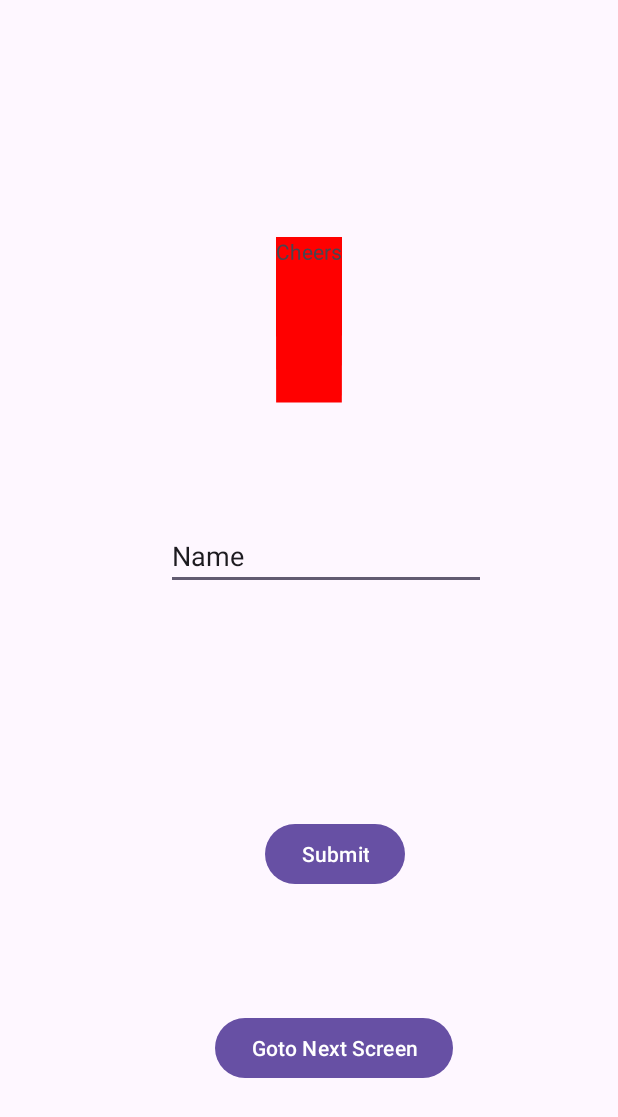
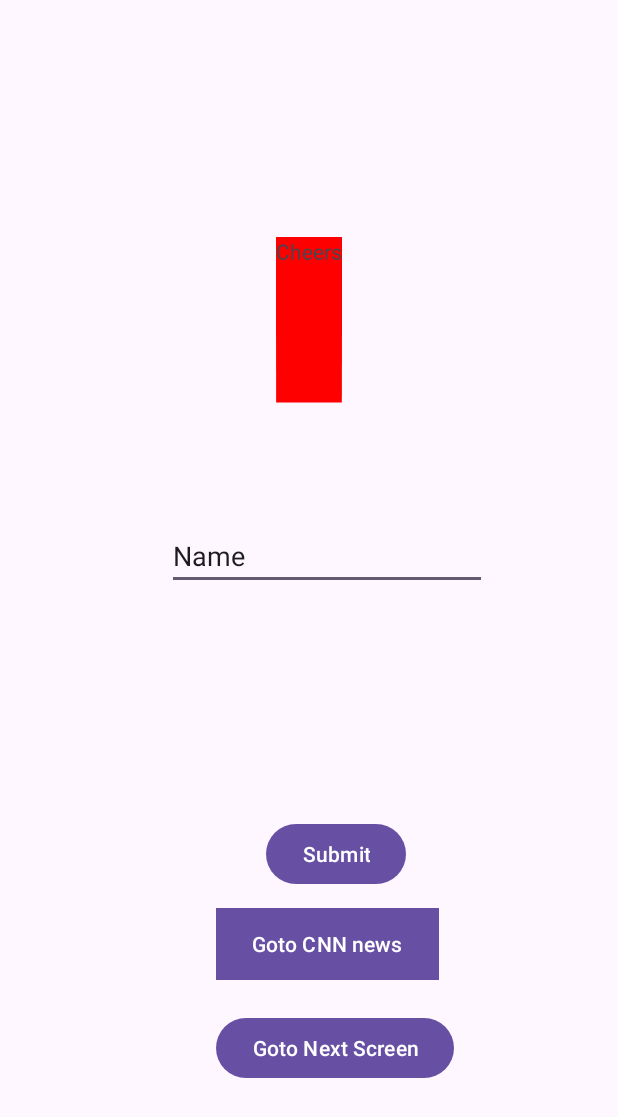
Before and after one commit to Mbialowas10/widgetsDemo, an Android app: the screen it shows after launch (MainActivity), on a phone screen of 412 x 824 dp. Shown: the top 1117 px of the screen. Run offline under Robolectric (Android 15) with nearby library versions, the phone set to English and light mode, and no system bars.

Commit message:
Add another type of intent

```diff
--- a/app/src/main/java/com/mbialowas/widgetsdemo/MainActivity.kt
+++ b/app/src/main/java/com/mbialowas/widgetsdemo/MainActivity.kt
@@ -2,6 +2,7 @@ package com.mbialowas.widgetsdemo
 
 import android.content.Intent
 import android.graphics.Color
+import android.net.Uri
 import androidx.appcompat.app.AppCompatActivity
 import android.os.Bundle
 import android.widget.Button
@@ -37,6 +38,7 @@ class MainActivity : AppCompatActivity() {
             Toast.makeText(this,"The message was ${et_input.text}",Toast.LENGTH_LONG).show()
         }
 
+        // Intent - redirecting the user to another screen
         val btnResult:Button = findViewById(R.id.btnGoToNextScreen)
 
         btnResult.setOnClickListener(){
@@ -49,6 +51,14 @@ class MainActivity : AppCompatActivity() {
             startActivity(intent)
         }
 
+        // Intent - redirect the user to another app e.g. the web browser to visit a web page
+        val btnCNN: Button = findViewById(R.id.btnCNN)
+
+        btnCNN.setOnClickListener(){
+            intent = Intent(Intent.ACTION_VIEW)
+            intent.setData(Uri.parse("https://cnn.com"))
+            startActivity(intent)
+        }
 
 
     }
--- a/app/src/main/res/layout/activity_main.xml
+++ b/app/src/main/res/layout/activity_main.xml
@@ -24,7 +24,7 @@
         android:id="@+id/et_input"
         android:layout_width="wrap_content"
         android:layout_height="wrap_content"
-        android:layout_marginEnd="88dp"
+        android:layout_marginEnd="87dp"
         android:layout_marginBottom="152dp"
         android:ems="10"
         android:hint="Enter a name"
@@ -38,21 +38,32 @@
         android:id="@+id/btnInput"
         android:layout_width="wrap_content"
         android:layout_height="wrap_content"
-        android:layout_marginEnd="32dp"
-        android:layout_marginBottom="81dp"
+        android:layout_marginEnd="22dp"
+        android:layout_marginBottom="12dp"
         android:text="Submit"
-        app:layout_constraintBottom_toTopOf="@+id/btnGoToNextScreen"
-        app:layout_constraintEnd_toEndOf="@+id/btnGoToNextScreen"
+        app:layout_constraintBottom_toTopOf="@+id/btnCNN"
+        app:layout_constraintEnd_toEndOf="@+id/btnCNN"
         app:layout_constraintTop_toBottomOf="@+id/et_input" />
 
     <Button
         android:id="@+id/btnGoToNextScreen"
         android:layout_width="wrap_content"
         android:layout_height="wrap_content"
-        android:layout_marginEnd="110dp"
+        android:layout_marginEnd="109dp"
         android:layout_marginBottom="101dp"
         android:text="Goto Next Screen"
         app:layout_constraintBottom_toBottomOf="parent"
         app:layout_constraintEnd_toEndOf="parent"
+        app:layout_constraintTop_toBottomOf="@+id/btnCNN" />
+
+    <Button
+        android:id="@+id/btnCNN"
+        android:layout_width="wrap_content"
+        android:layout_height="wrap_content"
+        android:layout_marginBottom="21dp"
+        android:background="#9E0909"
+        android:text="Goto CNN news"
+        app:layout_constraintBottom_toTopOf="@+id/btnGoToNextScreen"
+        app:layout_constraintStart_toStartOf="@+id/btnGoToNextScreen"
         app:layout_constraintTop_toBottomOf="@+id/btnInput" />
 </androidx.constraintlayout.widget.ConstraintLayout>
```
